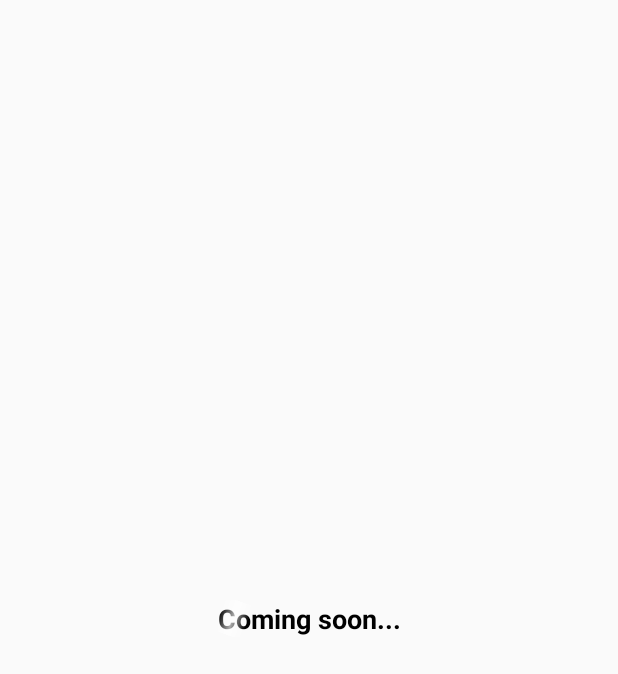
After one commit to er-dhimanabhishek/UserActivityMonitor, an Android app: the TimelineActivity screen opened directly, with no data from a screen before it, on a phone screen of 412 x 824 dp. The commit adds this screen. Shown: the top 674 px of the screen. Run offline under Robolectric (Android 15) with nearby library versions, the phone set to English and light mode, and no system bars; our stand-ins replace data binding.

Commit message:
Coming soon time line view activity added, with animation

```diff
--- a/app/src/main/AndroidManifest.xml
+++ b/app/src/main/AndroidManifest.xml
@@ -20,9 +20,13 @@
         android:theme="@style/Theme.CustomSplashScreenTheme"
         tools:targetApi="31">
         <activity
+            android:name=".TimelineActivity"
+            android:exported="false"
+            android:theme="@style/Theme.AppCompat.Light.NoActionBar"/>
+        <activity
             android:name=".UsagePermissionActivity"
-            android:theme="@style/Theme.AppCompat.Light.NoActionBar"
-            android:exported="false" />
+            android:exported="false"
+            android:theme="@style/Theme.AppCompat.Light.NoActionBar" />
         <activity
             android:name=".SplashActivity"
             android:exported="true"
--- /dev/null
+++ b/app/src/main/java/com/erabhidman/useractivitymonitor/TimelineActivity.kt
@@ -0,0 +1,40 @@
+package com.erabhidman.useractivitymonitor
+
+import androidx.appcompat.app.AppCompatActivity
+import android.os.Bundle
+import android.view.animation.Animation
+import android.view.animation.AnimationUtils
+import androidx.databinding.DataBindingUtil
+import com.erabhidman.useractivitymonitor.databinding.ActivityTimelineBinding
+
+class TimelineActivity : AppCompatActivity() {
+    lateinit var _binding: ActivityTimelineBinding
+    override fun onCreate(savedInstanceState: Bundle?) {
+        super.onCreate(savedInstanceState)
+        _binding = DataBindingUtil.setContentView(this, R.layout.activity_timeline)
+
+        shineAnimation()
+    }
+
+    private fun shineAnimation() {
+        // attach the animation layout Using AnimationUtils.loadAnimation
+        val anim = AnimationUtils.loadAnimation(this, R.anim.left_right)
+        _binding.shine.startAnimation(anim)
+        // override three function There will error
+        // line below the object
+        // click on it and override three functions
+        anim.setAnimationListener(object : Animation.AnimationListener {
+            // This function starts the
+            // animation again after it ends
+            override fun onAnimationEnd(p0: Animation?) {
+                _binding.shine.startAnimation(anim)
+            }
+
+            override fun onAnimationStart(p0: Animation?) {}
+
+            override fun onAnimationRepeat(p0: Animation?) {}
+
+        })
+    }
+
+}
--- a/app/src/main/java/com/erabhidman/useractivitymonitor/UserDailyActivity.kt
+++ b/app/src/main/java/com/erabhidman/useractivitymonitor/UserDailyActivity.kt
@@ -94,7 +94,10 @@ class UserDailyActivity : AppCompatActivity() {
     }
 
     private fun viewDetailedTimeline() {
-
+        startActivity(
+            Intent(
+            this@UserDailyActivity,
+                TimelineActivity::class.java))
     }
 
     private fun showProgressBar() {
--- a/app/src/main/java/com/erabhidman/useractivitymonitor/adapter/AppUsageListAdapter.kt
+++ b/app/src/main/java/com/erabhidman/useractivitymonitor/adapter/AppUsageListAdapter.kt
@@ -29,6 +29,9 @@ class AppUsageListAdapter(private val appUsageList: List<AppUsageTotalTimeEntity
 
     override fun onBindViewHolder(holder: AppUsageViewHolder, position: Int) {
         holder.bindAppUsageData(appUsageList[position])
+        holder.itemView.setOnClickListener {
+            clickListener.onItemClicked(appUsageList[position].appPackageName)
+        }
     }
 
     class AppUsageViewHolder(view: View) : RecyclerView.ViewHolder(view) {
--- /dev/null
+++ b/app/src/main/res/anim/left_right.xml
@@ -0,0 +1,8 @@
+<?xml version="1.0" encoding="utf-8"?>
+<set xmlns:android="http://schemas.android.com/apk/res/android">
+    <translate
+        android:fromXDelta="0"
+        android:toXDelta="100%p"
+        android:duration="1500"
+        />
+</set>
--- /dev/null
+++ b/app/src/main/res/drawable/bg_shine.xml
@@ -0,0 +1,7 @@
+<?xml version="1.0" encoding="utf-8"?>
+<shape xmlns:android="http://schemas.android.com/apk/res/android">
+    <gradient
+        android:centerColor="#AAffffff"
+        android:endColor="#00ffffff"
+        android:startColor="#00ffffff"/>
+</shape>
--- /dev/null
+++ b/app/src/main/res/layout/activity_timeline.xml
@@ -0,0 +1,40 @@
+<?xml version="1.0" encoding="utf-8"?>
+<layout xmlns:android="http://schemas.android.com/apk/res/android"
+    xmlns:app="http://schemas.android.com/apk/res-auto">
+
+    <data>
+
+    </data>
+
+    <androidx.constraintlayout.widget.ConstraintLayout
+        android:layout_width="match_parent"
+        android:layout_height="match_parent"
+        android:padding="16dp">
+
+        <RelativeLayout
+            android:layout_width="wrap_content"
+            android:layout_height="wrap_content"
+            app:layout_constraintBottom_toBottomOf="parent"
+            app:layout_constraintEnd_toEndOf="parent"
+            app:layout_constraintStart_toStartOf="parent"
+            app:layout_constraintTop_toTopOf="parent">
+
+            <TextView
+                android:layout_width="wrap_content"
+                android:layout_height="wrap_content"
+                android:textColor="@color/black"
+                android:textSize="18sp"
+                android:textStyle="bold"
+                android:gravity="center"
+                android:text="@string/user_activity_monitor_coming_soon" />
+
+            <View
+                android:id="@+id/shine"
+                android:layout_width="20dp"
+                android:layout_height="24dp"
+                android:background="@drawable/bg_shine"
+                android:rotation="20" />
+        </RelativeLayout>
+
+    </androidx.constraintlayout.widget.ConstraintLayout>
+</layout>
--- a/app/src/main/res/values/strings.xml
+++ b/app/src/main/res/values/strings.xml
@@ -3,4 +3,5 @@
     <string name="user_activity_monitor_text_provide_permission">To continue you need to provide permission to access your device usage stats.</string>
     <string name="user_activity_monitor_grant_access">Grant Access</string>
     <string name="user_activity_monitor_content_description_permission_app_usage">Provide app usage permission</string>
+    <string name="user_activity_monitor_coming_soon">Coming soon...</string>
 </resources>
```
